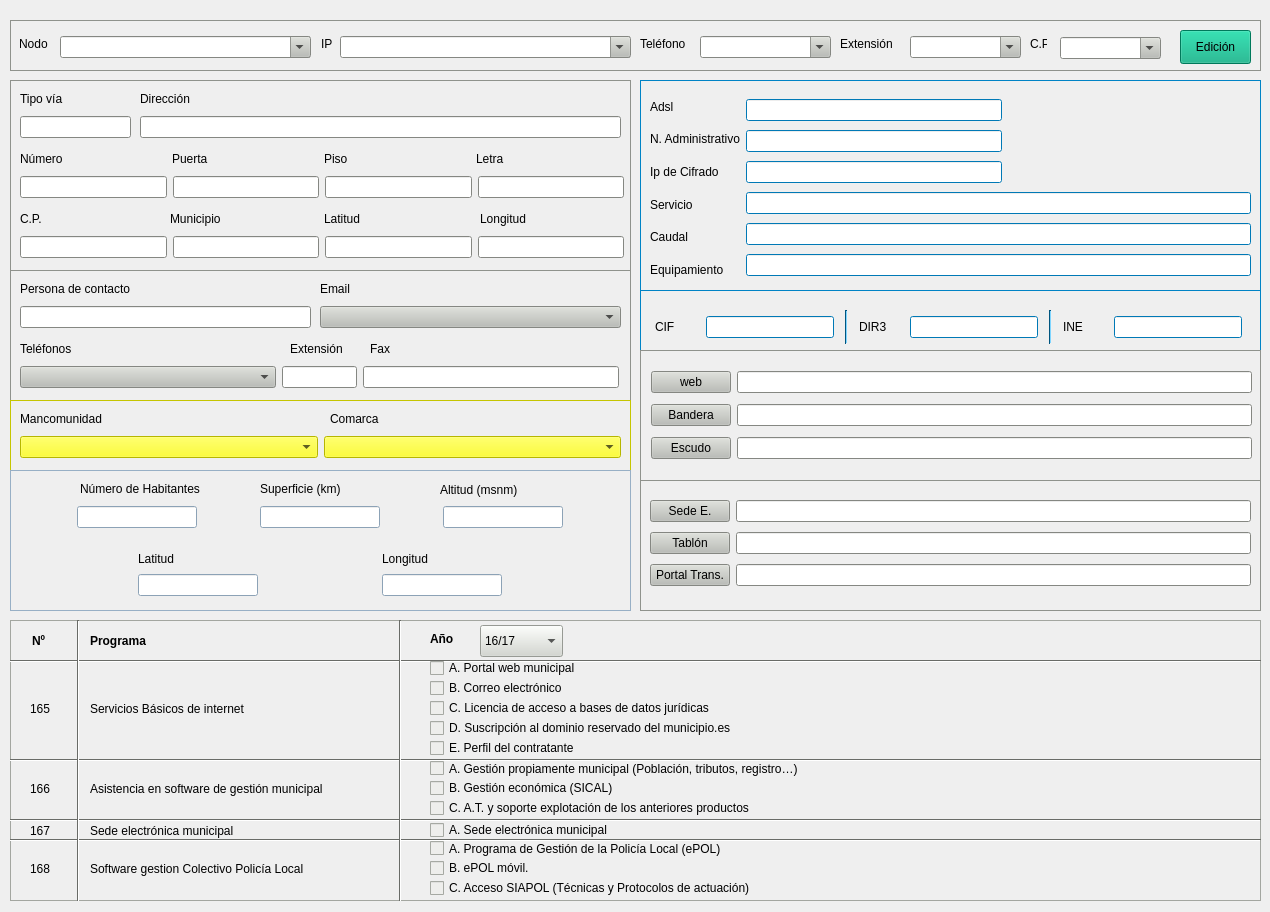
First picture: the form in sedes.ui, repository kapazao/GrxMenu, before the edit.
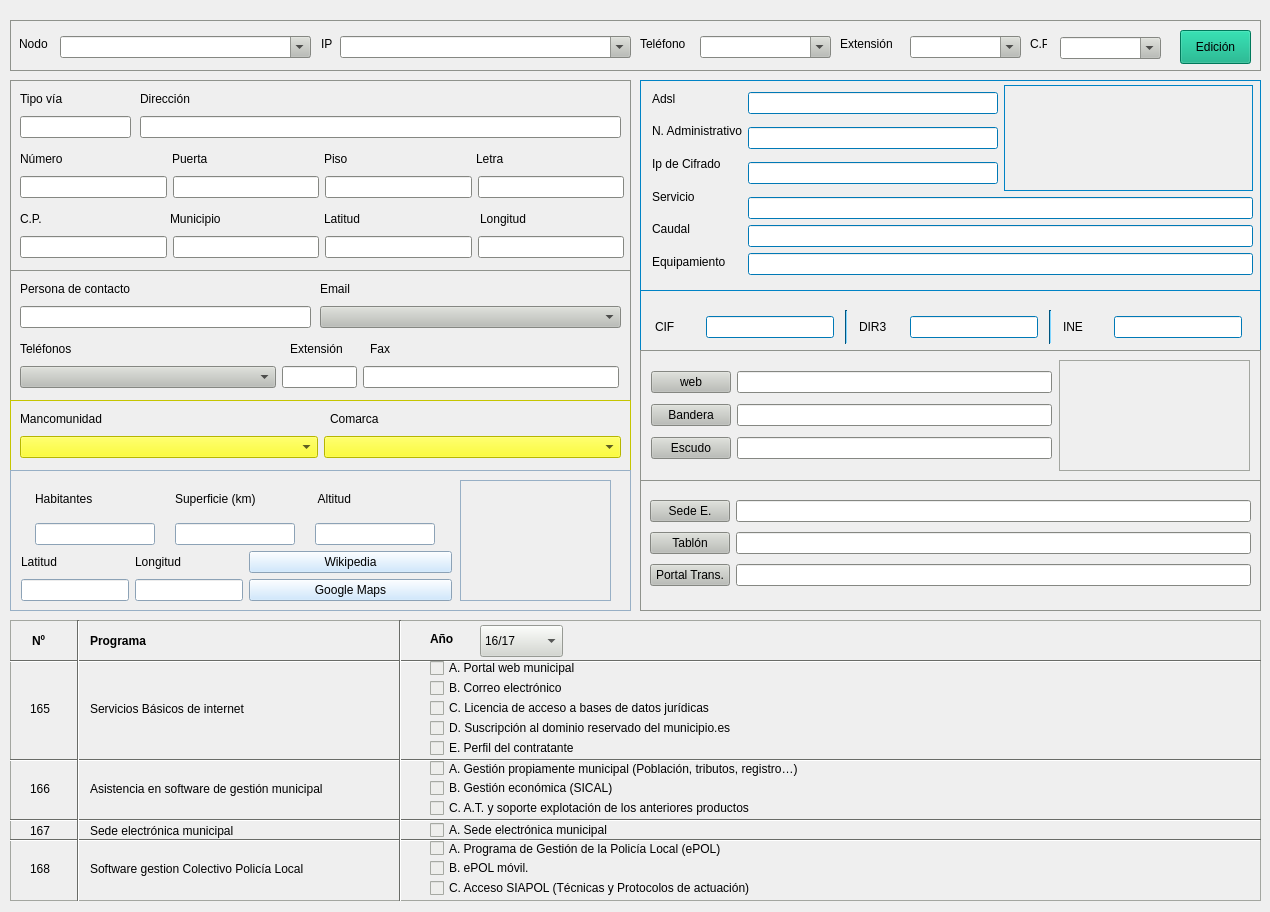
Second picture: the form after the edit.

Commit message: Colocado botón mapa, router, banderas y escudos.

```diff
--- a/sedes.ui
+++ b/sedes.ui
@@ -2843,20 +2843,20 @@
    <property name="frameShadow">
     <enum>QFrame::Raised</enum>
    </property>
-   <widget class="QWidget" name="layoutWidget_2">
+   <widget class="QWidget" name="">
     <property name="geometry">
      <rect>
-      <x>10</x>
-      <y>10</y>
+      <x>12</x>
+      <y>5</y>
       <width>601</width>
-      <height>196</height>
+      <height>190</height>
      </rect>
     </property>
-    <layout class="QHBoxLayout" name="horizontalLayout">
+    <layout class="QHBoxLayout" name="horizontalLayout_18">
      <item>
       <layout class="QVBoxLayout" name="verticalLayout">
        <property name="spacing">
-        <number>0</number>
+        <number>6</number>
        </property>
        <item>
         <widget class="QLabel" name="label_22">
@@ -2903,10 +2903,11 @@
       </layout>
      </item>
      <item>
+      <layout class="QVBoxLayout" name="verticalLayout_9">
+       <item>
+        <layout class="QHBoxLayout" name="horizontalLayout">
+         <item>
       <layout class="QVBoxLayout" name="verticalLayout_2">
-       <property name="spacing">
-        <number>0</number>
-       </property>
        <item>
         <widget class="QLineEdit" name="lineEdit_adsl">
          <property name="sizePolicy">
@@ -2973,6 +2974,38 @@
          </property>
         </widget>
        </item>
+          </layout>
+         </item>
+         <item>
+          <widget class="QFrame" name="frame_router">
+           <property name="frameShape">
+            <enum>QFrame::StyledPanel</enum>
+           </property>
+           <property name="frameShadow">
+            <enum>QFrame::Raised</enum>
+           </property>
+           <widget class="QPushButton" name="pB_router">
+            <property name="geometry">
+             <rect>
+              <x>1</x>
+              <y>1</y>
+              <width>230</width>
+              <height>88</height>
+             </rect>
+            </property>
+            <property name="text">
+             <string/>
+            </property>
+            <property name="flat">
+             <bool>true</bool>
+            </property>
+           </widget>
+          </widget>
+         </item>
+        </layout>
+       </item>
+       <item>
+        <layout class="QVBoxLayout" name="verticalLayout_8">
        <item>
         <widget class="QLineEdit" name="lineEdit_servicio">
          <property name="maxLength">
@@ -3006,6 +3039,8 @@
       </layout>
      </item>
     </layout>
+     </item>
+    </layout>
    </widget>
   </widget>
   <widget class="QFrame" name="frame_5">
@@ -4483,7 +4518,7 @@
      <rect>
       <x>11</x>
       <y>10</y>
-      <width>601</width>
+      <width>401</width>
       <height>111</height>
      </rect>
     </property>
@@ -4567,6 +4602,463 @@
      </item>
     </layout>
    </widget>
+   <widget class="QFrame" name="frame_BanderaEscudos">
+    <property name="geometry">
+     <rect>
+      <x>419</x>
+      <y>10</y>
+      <width>191</width>
+      <height>111</height>
+     </rect>
+    </property>
+    <property name="palette">
+     <palette>
+      <active>
+       <colorrole role="WindowText">
+        <brush brushstyle="SolidPattern">
+         <color alpha="255">
+          <red>0</red>
+          <green>0</green>
+          <blue>0</blue>
+         </color>
+        </brush>
+       </colorrole>
+       <colorrole role="Button">
+        <brush brushstyle="SolidPattern">
+         <color alpha="255">
+          <red>211</red>
+          <green>215</green>
+          <blue>207</blue>
+         </color>
+        </brush>
+       </colorrole>
+       <colorrole role="Light">
+        <brush brushstyle="SolidPattern">
+         <color alpha="255">
+          <red>255</red>
+          <green>255</green>
+          <blue>255</blue>
+         </color>
+        </brush>
+       </colorrole>
+       <colorrole role="Midlight">
+        <brush brushstyle="SolidPattern">
+         <color alpha="255">
+          <red>233</red>
+          <green>235</green>
+          <blue>231</blue>
+         </color>
+        </brush>
+       </colorrole>
+       <colorrole role="Dark">
+        <brush brushstyle="SolidPattern">
+         <color alpha="255">
+          <red>105</red>
+          <green>107</green>
+          <blue>103</blue>
+         </color>
+        </brush>
+       </colorrole>
+       <colorrole role="Mid">
+        <brush brushstyle="SolidPattern">
+         <color alpha="255">
+          <red>141</red>
+          <green>143</green>
+          <blue>138</blue>
+         </color>
+        </brush>
+       </colorrole>
+       <colorrole role="Text">
+        <brush brushstyle="SolidPattern">
+         <color alpha="255">
+          <red>0</red>
+          <green>0</green>
+          <blue>0</blue>
+         </color>
+        </brush>
+       </colorrole>
+       <colorrole role="BrightText">
+        <brush brushstyle="SolidPattern">
+         <color alpha="255">
+          <red>255</red>
+          <green>255</green>
+          <blue>255</blue>
+         </color>
+        </brush>
+       </colorrole>
+       <colorrole role="ButtonText">
+        <brush brushstyle="SolidPattern">
+         <color alpha="255">
+          <red>0</red>
+          <green>0</green>
+          <blue>0</blue>
+         </color>
+        </brush>
+       </colorrole>
+       <colorrole role="Base">
+        <brush brushstyle="SolidPattern">
+         <color alpha="255">
+          <red>255</red>
+          <green>255</green>
+          <blue>255</blue>
+         </color>
+        </brush>
+       </colorrole>
+       <colorrole role="Window">
+        <brush brushstyle="SolidPattern">
+         <color alpha="255">
+          <red>211</red>
+          <green>215</green>
+          <blue>207</blue>
+         </color>
+        </brush>
+       </colorrole>
+       <colorrole role="Shadow">
+        <brush brushstyle="SolidPattern">
+         <color alpha="255">
+          <red>0</red>
+          <green>0</green>
+          <blue>0</blue>
+         </color>
+        </brush>
+       </colorrole>
+       <colorrole role="AlternateBase">
+        <brush brushstyle="SolidPattern">
+         <color alpha="255">
+          <red>233</red>
+          <green>235</green>
+          <blue>231</blue>
+         </color>
+        </brush>
+       </colorrole>
+       <colorrole role="ToolTipBase">
+        <brush brushstyle="SolidPattern">
+         <color alpha="255">
+          <red>255</red>
+          <green>255</green>
+          <blue>220</blue>
+         </color>
+        </brush>
+       </colorrole>
+       <colorrole role="ToolTipText">
+        <brush brushstyle="SolidPattern">
+         <color alpha="255">
+          <red>0</red>
+          <green>0</green>
+          <blue>0</blue>
+         </color>
+        </brush>
+       </colorrole>
+      </active>
+      <inactive>
+       <colorrole role="WindowText">
+        <brush brushstyle="SolidPattern">
+         <color alpha="255">
+          <red>0</red>
+          <green>0</green>
+          <blue>0</blue>
+         </color>
+        </brush>
+       </colorrole>
+       <colorrole role="Button">
+        <brush brushstyle="SolidPattern">
+         <color alpha="255">
+          <red>211</red>
+          <green>215</green>
+          <blue>207</blue>
+         </color>
+        </brush>
+       </colorrole>
+       <colorrole role="Light">
+        <brush brushstyle="SolidPattern">
+         <color alpha="255">
+          <red>255</red>
+          <green>255</green>
+          <blue>255</blue>
+         </color>
+        </brush>
+       </colorrole>
+       <colorrole role="Midlight">
+        <brush brushstyle="SolidPattern">
+         <color alpha="255">
+          <red>233</red>
+          <green>235</green>
+          <blue>231</blue>
+         </color>
+        </brush>
+       </colorrole>
+       <colorrole role="Dark">
+        <brush brushstyle="SolidPattern">
+         <color alpha="255">
+          <red>105</red>
+          <green>107</green>
+          <blue>103</blue>
+         </color>
+        </brush>
+       </colorrole>
+       <colorrole role="Mid">
+        <brush brushstyle="SolidPattern">
+         <color alpha="255">
+          <red>141</red>
+          <green>143</green>
+          <blue>138</blue>
+         </color>
+        </brush>
+       </colorrole>
+       <colorrole role="Text">
+        <brush brushstyle="SolidPattern">
+         <color alpha="255">
+          <red>0</red>
+          <green>0</green>
+          <blue>0</blue>
+         </color>
+        </brush>
+       </colorrole>
+       <colorrole role="BrightText">
+        <brush brushstyle="SolidPattern">
+         <color alpha="255">
+          <red>255</red>
+          <green>255</green>
+          <blue>255</blue>
+         </color>
+        </brush>
+       </colorrole>
+       <colorrole role="ButtonText">
+        <brush brushstyle="SolidPattern">
+         <color alpha="255">
+          <red>0</red>
+          <green>0</green>
+          <blue>0</blue>
+         </color>
+        </brush>
+       </colorrole>
+       <colorrole role="Base">
+        <brush brushstyle="SolidPattern">
+         <color alpha="255">
+          <red>255</red>
+          <green>255</green>
+          <blue>255</blue>
+         </color>
+        </brush>
+       </colorrole>
+       <colorrole role="Window">
+        <brush brushstyle="SolidPattern">
+         <color alpha="255">
+          <red>211</red>
+          <green>215</green>
+          <blue>207</blue>
+         </color>
+        </brush>
+       </colorrole>
+       <colorrole role="Shadow">
+        <brush brushstyle="SolidPattern">
+         <color alpha="255">
+          <red>0</red>
+          <green>0</green>
+          <blue>0</blue>
+         </color>
+        </brush>
+       </colorrole>
+       <colorrole role="AlternateBase">
+        <brush brushstyle="SolidPattern">
+         <color alpha="255">
+          <red>233</red>
+          <green>235</green>
+          <blue>231</blue>
+         </color>
+        </brush>
+       </colorrole>
+       <colorrole role="ToolTipBase">
+        <brush brushstyle="SolidPattern">
+         <color alpha="255">
+          <red>255</red>
+          <green>255</green>
+          <blue>220</blue>
+         </color>
+        </brush>
+       </colorrole>
+       <colorrole role="ToolTipText">
+        <brush brushstyle="SolidPattern">
+         <color alpha="255">
+          <red>0</red>
+          <green>0</green>
+          <blue>0</blue>
+         </color>
+        </brush>
+       </colorrole>
+      </inactive>
+      <disabled>
+       <colorrole role="WindowText">
+        <brush brushstyle="SolidPattern">
+         <color alpha="255">
+          <red>105</red>
+          <green>107</green>
+          <blue>103</blue>
+         </color>
+        </brush>
+       </colorrole>
+       <colorrole role="Button">
+        <brush brushstyle="SolidPattern">
+         <color alpha="255">
+          <red>211</red>
+          <green>215</green>
+          <blue>207</blue>
+         </color>
+        </brush>
+       </colorrole>
+       <colorrole role="Light">
+        <brush brushstyle="SolidPattern">
+         <color alpha="255">
+          <red>255</red>
+          <green>255</green>
+          <blue>255</blue>
+         </color>
+        </brush>
+       </colorrole>
+       <colorrole role="Midlight">
+        <brush brushstyle="SolidPattern">
+         <color alpha="255">
+          <red>233</red>
+          <green>235</green>
+          <blue>231</blue>
+         </color>
+        </brush>
+       </colorrole>
+       <colorrole role="Dark">
+        <brush brushstyle="SolidPattern">
+         <color alpha="255">
+          <red>105</red>
+          <green>107</green>
+          <blue>103</blue>
+         </color>
+        </brush>
+       </colorrole>
+       <colorrole role="Mid">
+        <brush brushstyle="SolidPattern">
+         <color alpha="255">
+          <red>141</red>
+          <green>143</green>
+          <blue>138</blue>
+         </color>
+        </brush>
+       </colorrole>
+       <colorrole role="Text">
+        <brush brushstyle="SolidPattern">
+         <color alpha="255">
+          <red>105</red>
+          <green>107</green>
+          <blue>103</blue>
+         </color>
+        </brush>
+       </colorrole>
+       <colorrole role="BrightText">
+        <brush brushstyle="SolidPattern">
+         <color alpha="255">
+          <red>255</red>
+          <green>255</green>
+          <blue>255</blue>
+         </color>
+        </brush>
+       </colorrole>
+       <colorrole role="ButtonText">
+        <brush brushstyle="SolidPattern">
+         <color alpha="255">
+          <red>105</red>
+          <green>107</green>
+          <blue>103</blue>
+         </color>
+        </brush>
+       </colorrole>
+       <colorrole role="Base">
+        <brush brushstyle="SolidPattern">
+         <color alpha="255">
+          <red>211</red>
+          <green>215</green>
+          <blue>207</blue>
+         </color>
+        </brush>
+       </colorrole>
+       <colorrole role="Window">
+        <brush brushstyle="SolidPattern">
+         <color alpha="255">
+          <red>211</red>
+          <green>215</green>
+          <blue>207</blue>
+         </color>
+        </brush>
+       </colorrole>
+       <colorrole role="Shadow">
+        <brush brushstyle="SolidPattern">
+         <color alpha="255">
+          <red>0</red>
+          <green>0</green>
+          <blue>0</blue>
+         </color>
+        </brush>
+       </colorrole>
+       <colorrole role="AlternateBase">
+        <brush brushstyle="SolidPattern">
+         <color alpha="255">
+          <red>211</red>
+          <green>215</green>
+          <blue>207</blue>
+         </color>
+        </brush>
+       </colorrole>
+       <colorrole role="ToolTipBase">
+        <brush brushstyle="SolidPattern">
+         <color alpha="255">
+          <red>255</red>
+          <green>255</green>
+          <blue>220</blue>
+         </color>
+        </brush>
+       </colorrole>
+       <colorrole role="ToolTipText">
+        <brush brushstyle="SolidPattern">
+         <color alpha="255">
+          <red>0</red>
+          <green>0</green>
+          <blue>0</blue>
+         </color>
+        </brush>
+       </colorrole>
+      </disabled>
+     </palette>
+    </property>
+    <property name="frameShape">
+     <enum>QFrame::StyledPanel</enum>
+    </property>
+    <property name="frameShadow">
+     <enum>QFrame::Sunken</enum>
+    </property>
+    <widget class="QLabel" name="label_escudo">
+     <property name="geometry">
+      <rect>
+       <x>10</x>
+       <y>10</y>
+       <width>51</width>
+       <height>91</height>
+      </rect>
+     </property>
+     <property name="text">
+      <string/>
+     </property>
+    </widget>
+    <widget class="QLabel" name="label_bandera">
+     <property name="geometry">
+      <rect>
+       <x>80</x>
+       <y>10</y>
+       <width>101</width>
+       <height>91</height>
+      </rect>
+     </property>
+     <property name="text">
+      <string/>
+     </property>
+    </widget>
+   </widget>
   </widget>
   <widget class="QFrame" name="frame_8">
    <property name="geometry">
@@ -4998,43 +5490,69 @@
    <property name="frameShadow">
     <enum>QFrame::Raised</enum>
    </property>
-   <widget class="QLabel" name="label_31">
+   <widget class="QFrame" name="frame_11">
     <property name="geometry">
      <rect>
-      <x>70</x>
+      <x>450</x>
       <y>10</y>
-      <width>161</width>
-      <height>17</height>
+      <width>151</width>
+      <height>121</height>
      </rect>
     </property>
-    <property name="text">
-     <string>Número de Habitantes</string>
+    <property name="frameShape">
+     <enum>QFrame::StyledPanel</enum>
     </property>
-   </widget>
-   <widget class="QLabel" name="label_32">
+    <property name="frameShadow">
+     <enum>QFrame::Raised</enum>
+    </property>
+    <widget class="QPushButton" name="pB_mapa_2">
     <property name="geometry">
      <rect>
-      <x>250</x>
-      <y>10</y>
-      <width>121</width>
-      <height>17</height>
-     </rect>
-    </property>
+       <x>0</x>
+       <y>1</y>
+       <width>149</width>
+       <height>119</height>
+      </rect>
+     </property>
+     <property name="layoutDirection">
+      <enum>Qt::LeftToRight</enum>
+     </property>
     <property name="text">
-     <string>Superficie (km)</string>
-    </property>
-   </widget>
-   <widget class="QWidget" name="layoutWidget">
+      <string/>
+     </property>
+     <property name="iconSize">
+      <size>
+       <width>120</width>
+       <height>100</height>
+      </size>
+     </property>
+     <property name="flat">
+      <bool>true</bool>
+     </property>
+    </widget>
+   </widget>
+   <widget class="QWidget" name="">
     <property name="geometry">
      <rect>
-      <x>10</x>
-      <y>30</y>
-      <width>601</width>
-      <height>34</height>
+      <x>11</x>
+      <y>11</y>
+      <width>431</width>
+      <height>120</height>
      </rect>
     </property>
+    <layout class="QVBoxLayout" name="verticalLayout_16">
+     <item>
     <layout class="QHBoxLayout" name="horizontalLayout_3">
      <item>
+        <layout class="QVBoxLayout" name="verticalLayout_10">
+         <item>
+          <widget class="QLabel" name="label_31">
+           <property name="text">
+            <string>Habitantes</string>
+           </property>
+          </widget>
+         </item>
+         <item>
       <widget class="QLineEdit" name="lineEdit_habitantes">
        <property name="sizePolicy">
         <sizepolicy hsizetype="Preferred" vsizetype="Fixed">
@@ -5059,6 +5577,17 @@
        </property>
       </widget>
      </item>
+        </layout>
+       </item>
+       <item>
+        <layout class="QVBoxLayout" name="verticalLayout_11">
+         <item>
+          <widget class="QLabel" name="label_32">
+           <property name="text">
+            <string>Superficie (km)</string>
+           </property>
+          </widget>
+         </item>
      <item>
       <widget class="QLineEdit" name="lineEdit_superficie">
        <property name="sizePolicy">
@@ -5084,6 +5613,17 @@
        </property>
       </widget>
      </item>
+        </layout>
+       </item>
+       <item>
+        <layout class="QVBoxLayout" name="verticalLayout_12">
+         <item>
+          <widget class="QLabel" name="label_33">
+           <property name="text">
+            <string> Altitud</string>
+           </property>
+          </widget>
+         </item>
      <item>
       <widget class="QLineEdit" name="lineEdit_altitud">
        <property name="sizePolicy">
@@ -5113,57 +5653,23 @@
       </widget>
      </item>
     </layout>
-   </widget>
-   <widget class="QWidget" name="layoutWidget">
-    <property name="geometry">
-     <rect>
-      <x>10</x>
-      <y>80</y>
-      <width>601</width>
-      <height>46</height>
-     </rect>
-    </property>
-    <layout class="QGridLayout" name="gridLayout_2" columnstretch="0,0">
-     <item row="1" column="1">
-      <widget class="QLineEdit" name="lineEdit_longitud_municipio">
-       <property name="sizePolicy">
-        <sizepolicy hsizetype="Fixed" vsizetype="Fixed">
-         <horstretch>0</horstretch>
-         <verstretch>0</verstretch>
-        </sizepolicy>
-       </property>
-       <property name="maximumSize">
-        <size>
-         <width>120</width>
-         <height>16777215</height>
-        </size>
-       </property>
-       <property name="maxLength">
-        <number>12</number>
-       </property>
-       <property name="alignment">
-        <set>Qt::AlignRight|Qt::AlignTrailing|Qt::AlignVCenter</set>
-       </property>
-       <property name="readOnly">
-        <bool>true</bool>
-       </property>
-      </widget>
-     </item>
-     <item row="0" column="1">
-      <widget class="QLabel" name="label_37">
-       <property name="text">
-        <string>Longitud</string>
-       </property>
-      </widget>
+       </item>
+      </layout>
      </item>
-     <item row="0" column="0">
+     <item>
+      <layout class="QHBoxLayout" name="horizontalLayout_20">
+       <item>
+        <layout class="QHBoxLayout" name="horizontalLayout_19">
+         <item>
+          <layout class="QVBoxLayout" name="verticalLayout_13">
+           <item>
       <widget class="QLabel" name="label_36">
        <property name="text">
         <string>Latitud</string>
        </property>
       </widget>
      </item>
-     <item row="1" column="0">
+           <item>
       <widget class="QLineEdit" name="lineEdit_latitud_municipio">
        <property name="sizePolicy">
         <sizepolicy hsizetype="Fixed" vsizetype="Fixed">
@@ -5189,19 +5695,66 @@
       </widget>
      </item>
     </layout>
-   </widget>
-   <widget class="QLabel" name="label_33">
-    <property name="geometry">
-     <rect>
-      <x>430</x>
-      <y>10</y>
-      <width>121</width>
-      <height>20</height>
-     </rect>
-    </property>
+         </item>
+         <item>
+          <layout class="QVBoxLayout" name="verticalLayout_14">
+           <item>
+            <widget class="QLabel" name="label_37">
+             <property name="text">
+              <string>Longitud</string>
+             </property>
+            </widget>
+           </item>
+           <item>
+            <widget class="QLineEdit" name="lineEdit_longitud_municipio">
+             <property name="sizePolicy">
+              <sizepolicy hsizetype="Fixed" vsizetype="Fixed">
+               <horstretch>0</horstretch>
+               <verstretch>0</verstretch>
+              </sizepolicy>
+             </property>
+             <property name="maximumSize">
+              <size>
+               <width>120</width>
+               <height>16777215</height>
+              </size>
+             </property>
+             <property name="maxLength">
+              <number>12</number>
+             </property>
+             <property name="alignment">
+              <set>Qt::AlignRight|Qt::AlignTrailing|Qt::AlignVCenter</set>
+             </property>
+             <property name="readOnly">
+              <bool>true</bool>
+             </property>
+            </widget>
+           </item>
+          </layout>
+         </item>
+        </layout>
+       </item>
+       <item>
+        <layout class="QVBoxLayout" name="verticalLayout_15">
+         <item>
+          <widget class="QPushButton" name="pB_wikipedia">
     <property name="text">
-     <string>Altitud (msnm)</string>
-    </property>
+            <string>Wikipedia</string>
+           </property>
+          </widget>
+         </item>
+         <item>
+          <widget class="QPushButton" name="pB_googleMaps">
+           <property name="text">
+            <string>Google Maps</string>
+           </property>
+          </widget>
+         </item>
+        </layout>
+       </item>
+      </layout>
+     </item>
+    </layout>
    </widget>
   </widget>
   <widget class="QFrame" name="frame_9">
```
Left out of the diff: 2 changed lines with no effect on the pictures. Lines whose indentation alone changed are shown as unchanged. The commit also changes 288 other files.
